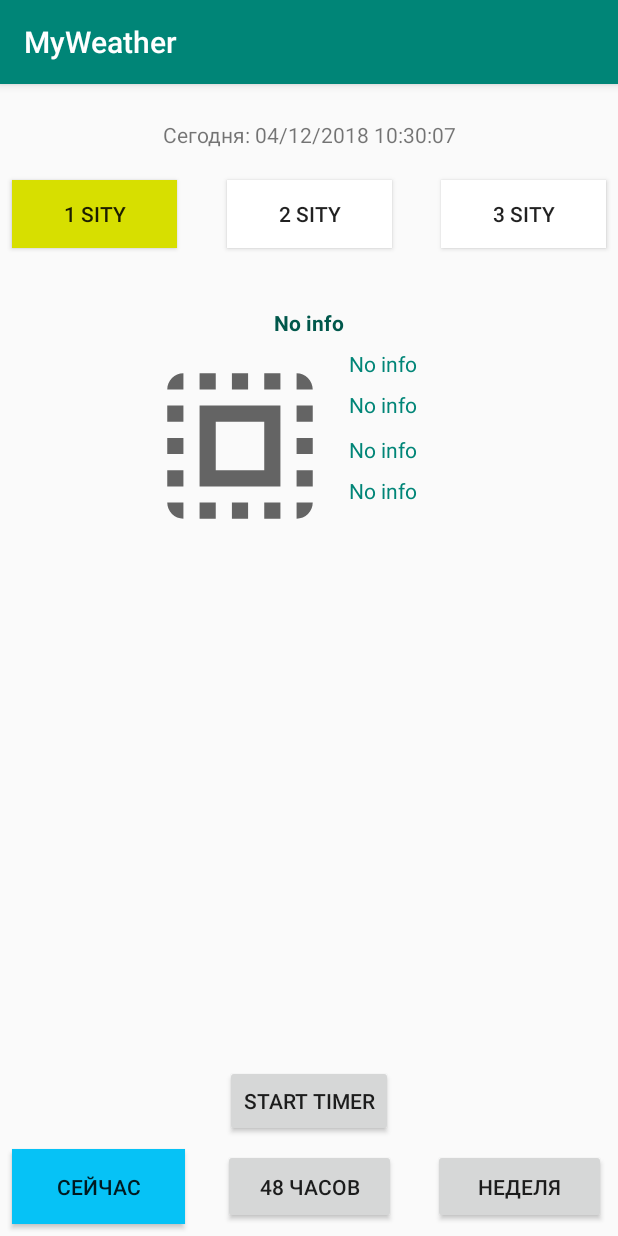
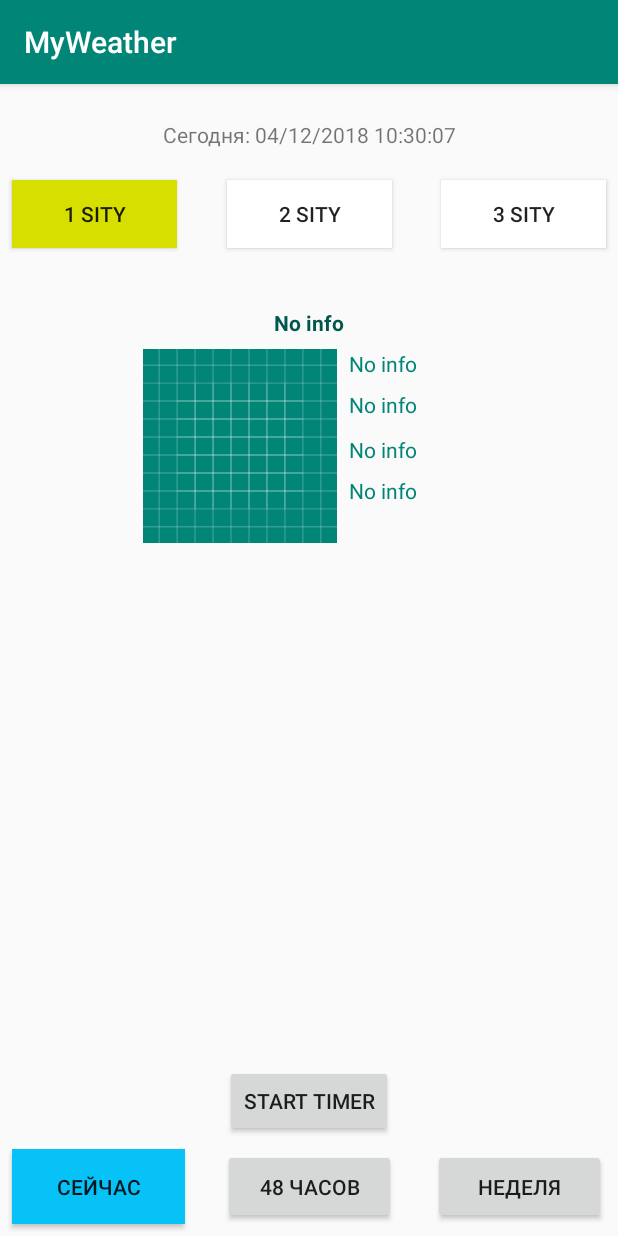
Before and after one commit to MakarenkoPavel/Tritpo, an Android app: the screen it shows after launch (MainActivity), on a phone screen of 412 x 824 dp. Run offline under Robolectric (Android 15) with nearby library versions, the phone set to English and light mode, and no system bars; our stand-ins replace Volley.

Commit message:
FixUI and create Refresh

```diff
--- a/MyWeather/app/src/main/res/layout/activity_main.xml
+++ b/MyWeather/app/src/main/res/layout/activity_main.xml
@@ -1,11 +1,17 @@
 <?xml version="1.0" encoding="utf-8"?>
-<android.support.constraint.ConstraintLayout
+<android.support.v4.widget.SwipeRefreshLayout
     xmlns:android="http://schemas.android.com/apk/res/android"
     xmlns:tools="http://schemas.android.com/tools"
     xmlns:app="http://schemas.android.com/apk/res-auto"
+    android:id="@+id/swipe"
     android:layout_width="match_parent"
     android:layout_height="match_parent"
     tools:context=".MainActivity">
+
+        <android.support.constraint.ConstraintLayout
+            android:id="@+id/container"
+            android:layout_width="match_parent"
+            android:layout_height="match_parent">
 
             <Button
                 android:id="@+id/bSity1"
@@ -170,7 +176,7 @@
                 app:layout_constraintEnd_toEndOf="parent"
                 app:layout_constraintStart_toStartOf="parent"
                 app:layout_constraintTop_toBottomOf="@+id/mDayPos"
-        app:srcCompat="?android:attr/actionModeSelectAllDrawable"
-        tools:srcCompat="?android:attr/accessibilityFocusedDrawable" />
+                app:srcCompat="@drawable/ic_launcher_background" />
 
         </android.support.constraint.ConstraintLayout>
+</android.support.v4.widget.SwipeRefreshLayout>
--- /dev/null
+++ b/MyWeather/app/src/main/res/values/refs.xml
@@ -0,0 +1,4 @@
+<?xml version="1.0" encoding="utf-8"?>
+<resources>
+    <drawable name="ImageBackGraund" />
+</resources>
```
Also changed, not shown: MyWeather/app/src/main/java/com/labs/myweather/MainActivity.java (+61 -1 lines). Lines whose indentation alone changed are shown as unchanged.
